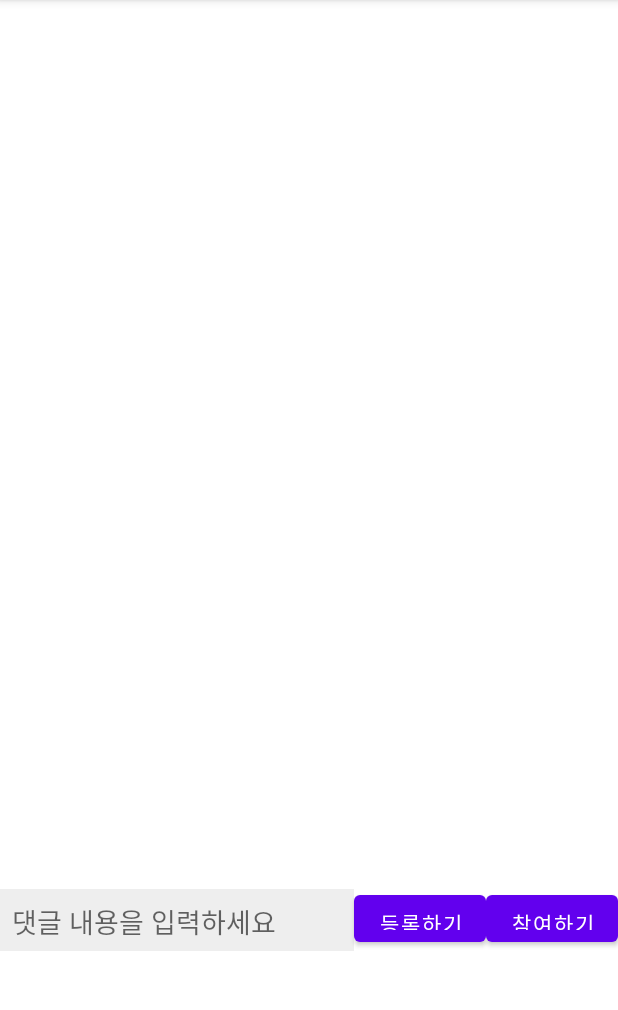
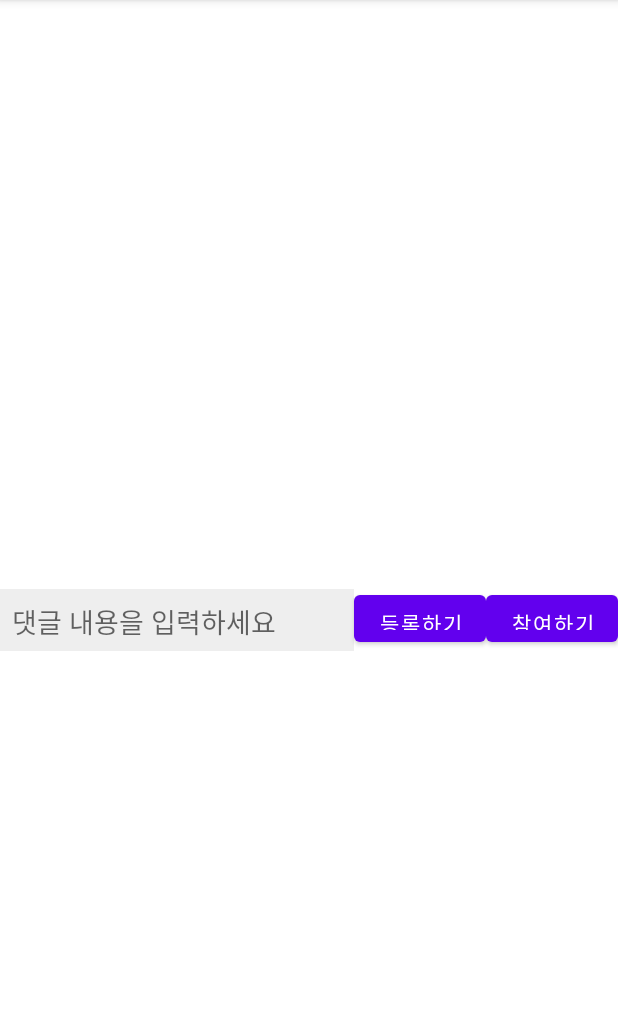
Before and after one commit to YUActionMask/Nonado, an Android app: the DetailActivity screen opened directly, with no data from a screen before it, on a phone screen of 412 x 824 dp, the part 84-1094 px from its top. Run offline under Robolectric (Android 15) with nearby library versions, the phone set to English and light mode, and no system bars; our stand-ins replace Firebase (no records; nobody signed in at launch, a user with empty details on screens opened directly); 1 statement that could not run was skipped.

Commit message:
이미지 로딩

```diff
--- a/app/src/main/java/com/example/nonado/DetailActivity.java
+++ b/app/src/main/java/com/example/nonado/DetailActivity.java
@@ -1,38 +1,27 @@
 package com.example.nonado;
 
-import android.content.Intent;
+import android.app.Activity;
 import android.net.Uri;
 import android.os.Bundle;
-import android.util.Log;
+import android.os.Handler;
+import android.view.Gravity;
 import android.view.View;
-import android.widget.ArrayAdapter;
 import android.widget.Button;
-import android.widget.ListView;
+import android.widget.FrameLayout;
+import android.widget.LinearLayout;
+import android.widget.ProgressBar;
 import android.widget.TextView;
-import android.widget.Toast;
 
-import androidx.annotation.NonNull;
 import androidx.appcompat.app.AppCompatActivity;
 import androidx.recyclerview.widget.LinearLayoutManager;
 import androidx.recyclerview.widget.RecyclerView;
 
-import com.bumptech.glide.Glide;
-import com.google.android.gms.tasks.OnCompleteListener;
-import com.google.android.gms.tasks.OnSuccessListener;
 import com.google.android.gms.tasks.Task;
 import com.google.android.gms.tasks.Tasks;
-import com.google.firebase.database.ChildEventListener;
-import com.google.firebase.database.DatabaseReference;
-import com.google.firebase.database.FirebaseDatabase;
 import com.google.firebase.storage.FirebaseStorage;
-import com.google.firebase.storage.ListResult;
 import com.google.firebase.storage.StorageReference;
 
-
-import org.w3c.dom.Text;
-
 import java.util.ArrayList;
-import java.util.List;
 
 public class DetailActivity extends AppCompatActivity {
     TextView title, comment;
@@ -50,9 +39,11 @@ public class DetailActivity extends AppCompatActivity {
     protected void onCreate(Bundle savedInstanceState) {
         super.onCreate(savedInstanceState);
         setContentView(R.layout.activity_detail);
+        showLoading(DetailActivity.this, true);
         title = (TextView) findViewById(R.id.textView4);
         comment = (TextView) findViewById(R.id.textView5);
         imageView = findViewById(R.id.image);
+        imageView.setLayoutManager(new LinearLayoutManager(this, LinearLayoutManager.HORIZONTAL, true));     // 리사이클러뷰 수평 스크롤 적용
         str = getIntent().getStringExtra("title");
         title.setText(str);
         storage=FirebaseStorage.getInstance();
@@ -61,45 +52,60 @@ public class DetailActivity extends AppCompatActivity {
         btn = (Button) findViewById(R.id.btn);
         ArrayList<Task<Uri>> tasks = new ArrayList<>();
 
-        btn.setOnClickListener(new View.OnClickListener() {
+        /*btn.setOnClickListener(new View.OnClickListener() {
             @Override
             public void onClick(View view) {
                 Intent intent = new Intent(getApplicationContext(), HomeActivity.class);
                 startActivity(intent);
             }
-        });
+        });*/
 
         patRe.listAll().continueWithTask(task -> {
-            if (task.getException() != null) {
-                throw task.getException();
-            }
-
             for (StorageReference item : task.getResult().getItems()) {
                 tasks.add(item.getDownloadUrl());
             }
-
             return Tasks.whenAllComplete(tasks);
-
         }).addOnCompleteListener(task -> {
-            if (task.getException() != null) {
-                Toast.makeText(DetailActivity.this, "실패!", Toast.LENGTH_SHORT).show();
-                return;
+            for (Task<Uri> task2 : tasks) {
+                    uriList.add(task2.getResult());
             }
-
-            for (Task<Uri> task2 : tasks) {
-                if (task2.getException() != null) {
-                    Toast.makeText(DetailActivity.this, "실패!", Toast.LENGTH_SHORT).show();
-
-                } else {
-                    uriList.add(task2.getResult());
-                }
-            }
-
             adapter = new MultiImageAdapter(uriList, getApplicationContext());
             imageView.setAdapter(adapter);   // 리사이클러뷰에 어댑터 세팅
-            imageView.setLayoutManager(new LinearLayoutManager(this, LinearLayoutManager.HORIZONTAL, true));     // 리사이클러뷰 수평 스크롤 적용
-
         });
         comment.setText(getIntent().getStringExtra("comment"));
+        new Handler().postDelayed(new Runnable()
+        {
+            @Override
+            public void run()
+            {
+                showLoading(DetailActivity.this, false);
+            }
+        }, 1900);// 0.6초 정도 딜레이를 준 후 시작
+
+    }
+    void showLoading(Activity activity, boolean isShow) {
+        if(isShow) {
+            LinearLayout linear = new LinearLayout(activity);
+            linear.setTag("MyProgressBar");
+            linear.setGravity(Gravity.CENTER);
+            linear.setBackgroundColor(0xFFFFFFFF);
+            ProgressBar progressBar = new ProgressBar(activity);
+            LinearLayout.LayoutParams layoutParams = new LinearLayout.LayoutParams(LinearLayout.LayoutParams.WRAP_CONTENT, LinearLayout.LayoutParams.WRAP_CONTENT);
+            progressBar.setLayoutParams(layoutParams);
+            linear.addView(progressBar);
+            linear.setOnClickListener(new View.OnClickListener() {
+                @Override public void onClick(View view) { /*클릭방지*/ }
+            });
+
+            FrameLayout rootView = activity.findViewById(android.R.id.content);
+            rootView.addView(linear);
+
+        } else {
+            FrameLayout rootView = activity.findViewById(android.R.id.content);
+            LinearLayout linear = rootView.findViewWithTag("MyProgressBar");
+            if(linear != null) {
+                rootView.removeView(linear);
+            }
+        }
     }
 }
--- a/app/src/main/res/layout/activity_detail.xml
+++ b/app/src/main/res/layout/activity_detail.xml
@@ -51,7 +51,7 @@
 
     <ScrollView
         android:layout_width="match_parent"
-        android:layout_height="400dp"
+        android:layout_height="200dp"
         android:layout_marginTop="20dp">
 
         <LinearLayout
```
Also changed, not shown: app/src/main/java/com/example/nonado/HomeActivity.java (+4 -5 lines).
